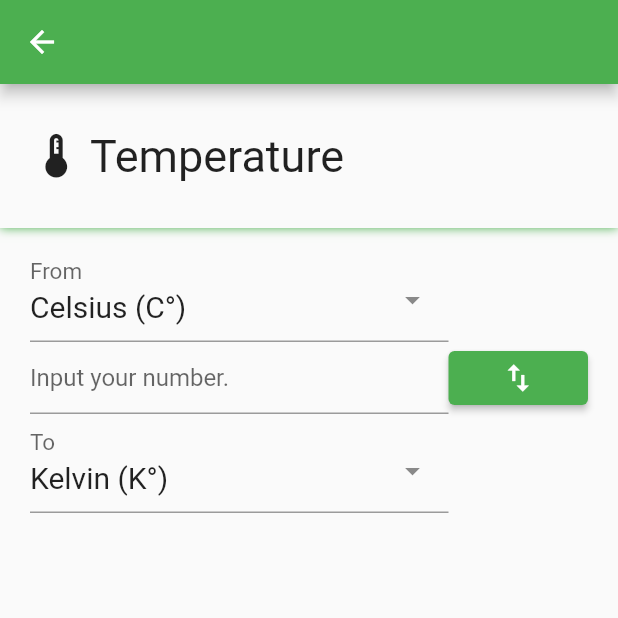
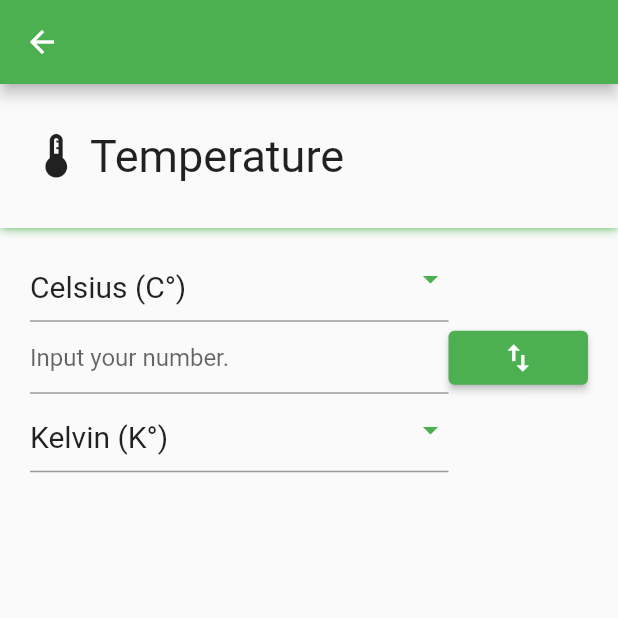
Before and after one commit to TheUnrealDev/Conversion-App, a Flutter app: the screen it shows after launch, after a tap on "Temperature", on a phone screen of 412 x 824 dp, the top half of it. Run offline on Flutter 3.47's test engine with Material 2 defaults, Android fonts, the phone set to English and light mode, and no system bars; drawn by our look-alikes of select_form_field.

Commit message:
Fixed dropdown button suffix blocking input

```diff
--- a/lib/pages/conversion_pages/conversion_form.dart
+++ b/lib/pages/conversion_pages/conversion_form.dart
@@ -86,6 +86,11 @@ class _ConversionFormState extends State<ConversionForm> {
 
   @override
   Widget build(BuildContext context) {
+    final Icon drowDownSuffix = Icon(
+      Icons.arrow_drop_down,
+      color: Theme.of(context).primaryColor,
+    );
+
     validateFormAndConvert();
 
     return Padding(
@@ -105,6 +110,7 @@ class _ConversionFormState extends State<ConversionForm> {
                         SelectFormField(
                           enabled: widget.units.isNotEmpty,
                           style: _dropdownTextStyle,
+                          decoration: InputDecoration(suffix: drowDownSuffix),
                           labelText: "From",
                           controller: TextEditingController(text: _fromUnit),
                           onChanged: setFromUnit,
@@ -122,6 +128,7 @@ class _ConversionFormState extends State<ConversionForm> {
                         SelectFormField(
                           enabled: widget.units.isNotEmpty,
                           style: _dropdownTextStyle,
+                          decoration: InputDecoration(suffix: drowDownSuffix),
                           labelText: "To",
                           controller: TextEditingController(text: _toUnit),
                           onChanged: setToUnit,
```
